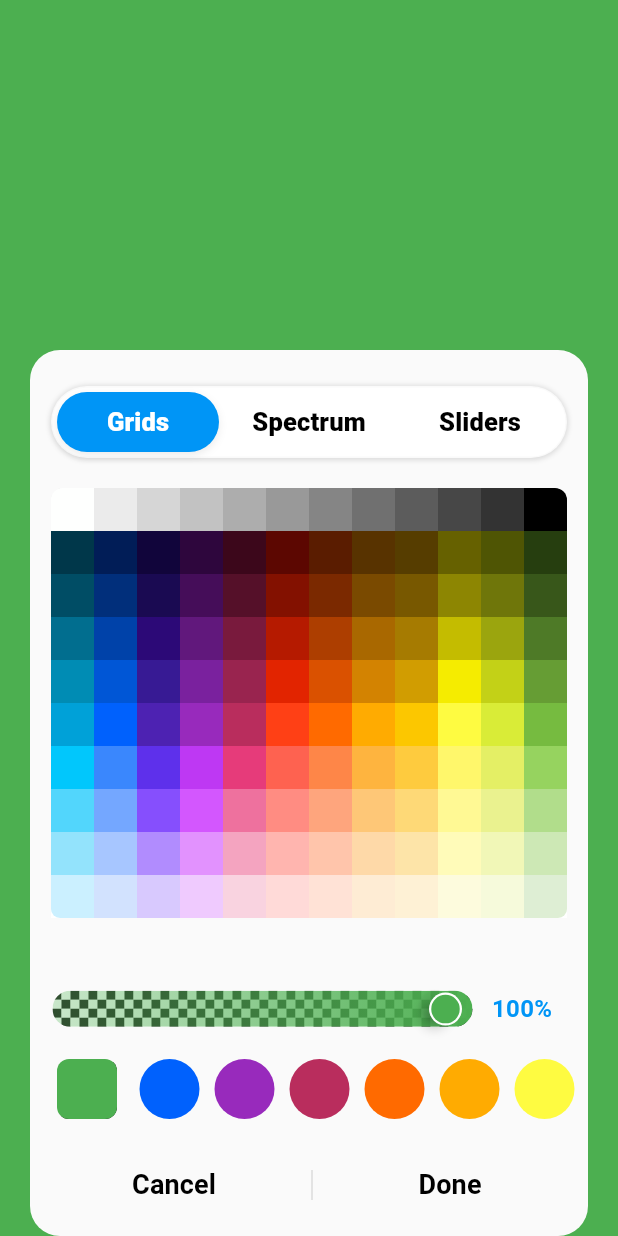
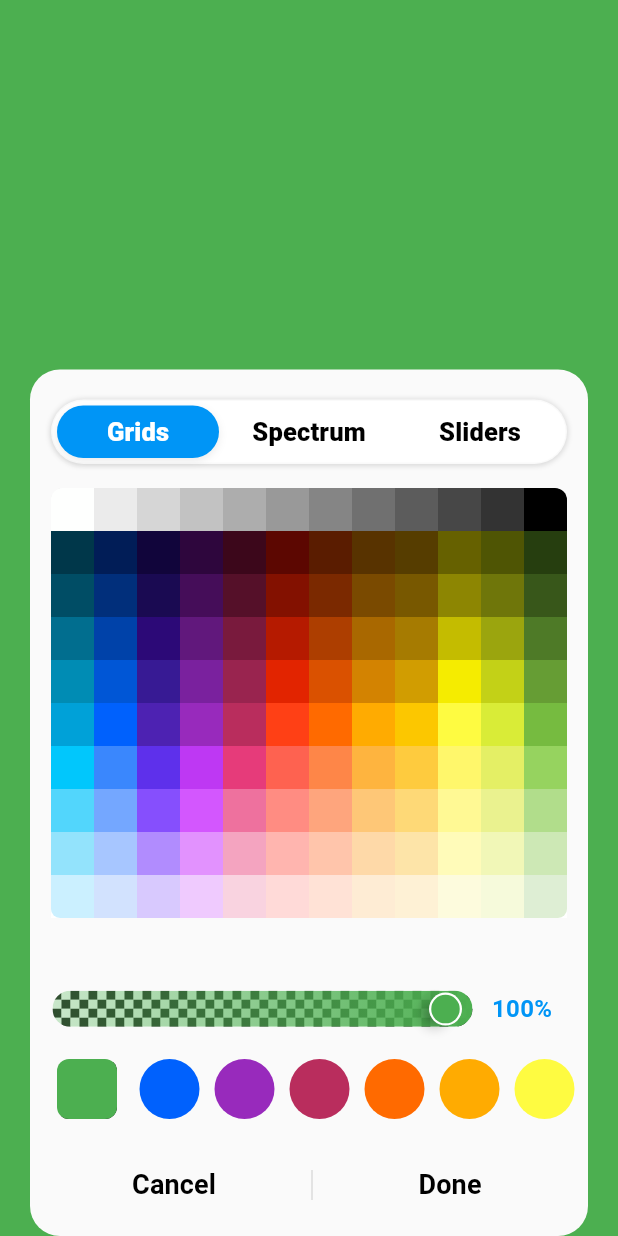
Before and after one commit to yunisrajabi/ios_color_picker, a Flutter app: the screen it shows after launch, after a tap on "Custom iOS for all", on a phone screen of 412 x 824 dp. Run offline on Flutter 3.47's test engine with Material 3 defaults, Android fonts, the phone set to English and light mode, and no system bars; our stand-ins replace plugin_platform_interface, shared_preferences; missing offline and left inert: super_tooltip; Roboto replaces fonts that are missing (Anaheim).

Commit message:
fix: update Container height and margin for improved layout in PickersSelectorTabView

```diff
--- a/lib/custom_picker/pickers_selector_row.dart
+++ b/lib/custom_picker/pickers_selector_row.dart
@@ -115,11 +115,14 @@ class _PickersSelectorTabViewState extends State<PickersSelectorTabView>
     return Column(
       children: [
         Container(
-          margin: const EdgeInsets.symmetric(horizontal: 14.0, vertical: 4),
+          height: 43,
+          margin: const EdgeInsets.symmetric(horizontal: 14.0),
           decoration: BoxDecoration(
             borderRadius: BorderRadius.circular(100),
             color: isLight ? Colors.white : Colors.grey.shade800,
-            border: Border.all(color: Colors.black.withValues(alpha: 0.02)),
+            border: Border.all(
+              color: Colors.black.withValues(alpha: 0.02),
+            ),
             boxShadow: const [
               BoxShadow(
                 color: Colors.black12,
```
Also changed, not shown: example/pubspec.lock.
